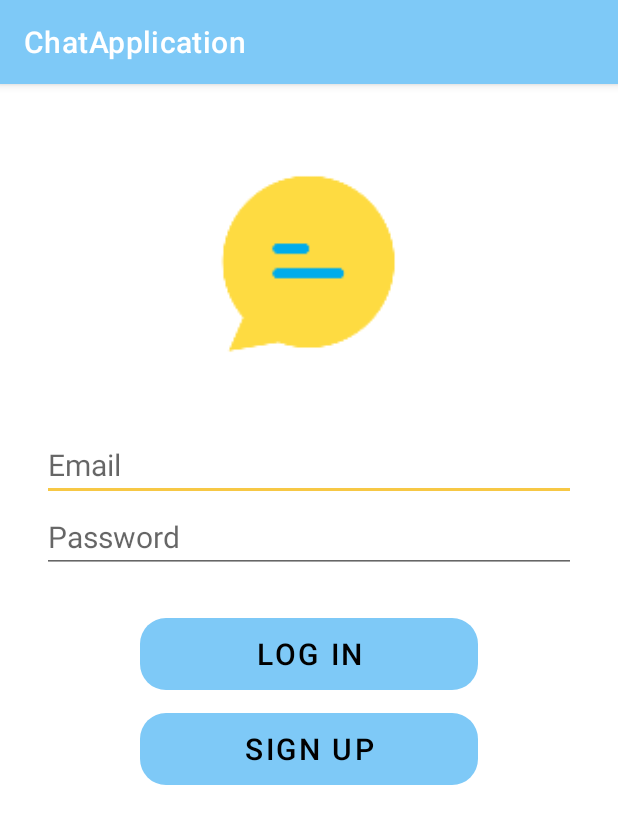
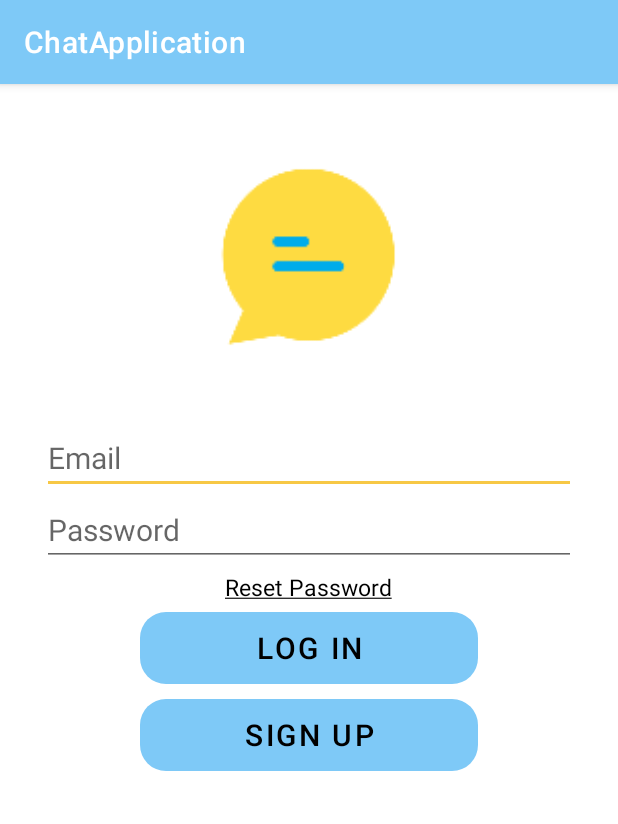
Before and after one commit to leobwatt/ChatApplication, an Android app: the screen it shows after launch (Login), on a phone screen of 412 x 824 dp. Shown: the top 824 px of the screen. Run offline under Robolectric (Android 15) with nearby library versions, the light colour scheme and no system bars; our stand-ins replace Firebase (no records; nobody signed in at launch, a user with empty details on screens opened directly).

Commit message:
reset password stuff

```diff
--- a/app/src/main/AndroidManifest.xml
+++ b/app/src/main/AndroidManifest.xml
@@ -9,6 +9,9 @@
         android:roundIcon="@mipmap/ic_launcher_round"
         android:supportsRtl="true"
         android:theme="@style/Theme.ChatApplication">
+        <activity
+            android:name=".ResetPasswordActivity"
+            android:exported="false" />
         <activity
             android:name=".ProfileActivity"
             android:exported="false" />
--- a/app/src/main/java/com/example/chatapplication/Login.kt
+++ b/app/src/main/java/com/example/chatapplication/Login.kt
@@ -10,6 +10,7 @@ import android.widget.EditText
 import android.widget.Toast
 import com.google.firebase.auth.FirebaseAuth
 import android.view.View.OnKeyListener
+import android.widget.TextView
 
 class Login : AppCompatActivity() {
 
@@ -18,6 +19,7 @@ class Login : AppCompatActivity() {
     private lateinit var edt_password: EditText
     private lateinit var btn_login: Button
     private lateinit var btn_sign_up: Button
+    private lateinit var reset_password: TextView
 
     private lateinit var mAuth: FirebaseAuth
 
@@ -33,6 +35,7 @@ class Login : AppCompatActivity() {
         edt_password = findViewById(R.id.edt_password)
         btn_login = findViewById(R.id.btn_login)
         btn_sign_up = findViewById(R.id.btn_sign_up)
+        reset_password = findViewById(R.id.reset_password)
 
         //if signup button is pressed, this will send user to sign up page
         btn_sign_up.setOnClickListener {
@@ -46,6 +49,12 @@ class Login : AppCompatActivity() {
             val password = edt_password.text.toString().trim()
 
             login(email, password)
+        }
+
+        reset_password.setOnClickListener() {
+            val intent = Intent(this@Login, ResetPasswordActivity::class.java)
+            finish()
+            startActivity(intent)
         }
 
         //enter key thingy (not done at all)
--- a/app/src/main/res/layout/activity_login.xml
+++ b/app/src/main/res/layout/activity_login.xml
@@ -12,7 +12,7 @@
         android:layout_height="220sp"
         android:src="@mipmap/ic_launcher_foreground"
         android:layout_centerHorizontal="true"
-        android:layout_marginTop="10sp"
+        android:layout_marginTop="5dp"
         />
 
     <EditText
@@ -39,13 +39,31 @@
         android:textSize="20sp"
         />
 
+    <TextView
+        android:id="@+id/reset_password"
+        android:layout_below="@id/edt_password"
+        android:layout_width="wrap_content"
+        android:layout_height="wrap_content"
+        android:backgroundTint="@color/white"
+        android:text="@string/reset_password"
+        android:textColor="@color/black"
+        android:textSize="15dp"
+        android:paddingTop="0dp"
+        android:paddingBottom="0dp"
+        android:paddingLeft="7dp"
+        android:paddingRight="7dp"
+        android:layout_marginTop="3dp"
+        android:textStyle=""
+        android:layout_centerHorizontal="true">
+    </TextView>
+
     <Button
         android:id="@+id/btn_login"
         android:layout_width="225dp"
         android:layout_height="wrap_content"
-        android:layout_below="@id/edt_password"
+        android:layout_below="@id/reset_password"
         android:layout_centerHorizontal="true"
-        android:layout_marginTop="30dp"
+        android:layout_marginTop="6dp"
         android:background="@drawable/btn_corners"
         android:backgroundTint="@color/light_blue"
         android:text="Log In"
@@ -62,7 +80,7 @@
         android:layout_centerHorizontal="true"
         android:text="Sign up"
         android:textSize="20sp"
-        android:layout_marginTop="15sp"
+        android:layout_marginTop="10dp"
         android:textColor="@color/black"
         />
 
--- a/app/src/main/res/values/strings.xml
+++ b/app/src/main/res/values/strings.xml
@@ -1,3 +1,4 @@
 <resources>
     <string name="app_name">ChatApplication</string>
+    <string name="reset_password"><u>Reset Password</u></string>
 </resources>
```
Also changed, not shown: app/src/main/java/com/example/chatapplication/ResetPasswordActivity.kt (added, +11 -0 lines), app/src/main/res/layout/activity_profile.xml (+0 -13 lines), app/src/main/res/layout/activity_reset_password.xml (added, +59 -0 lines).
